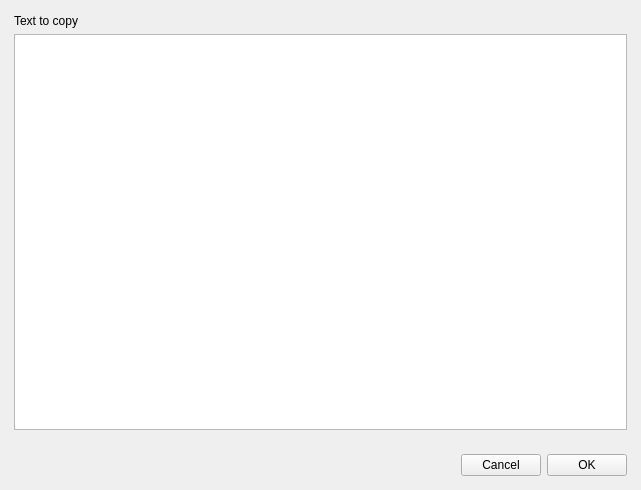
The window that wfnodeedit_dialog.ui (cplauncher/CPLauncher) describes before a commit, drawn with Qt 5.
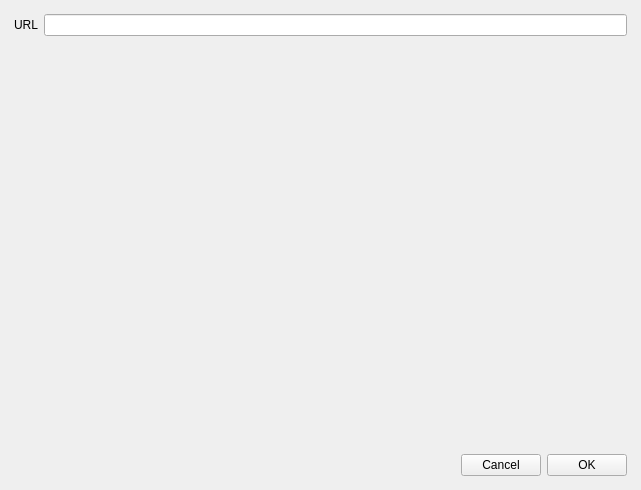
The same window after the commit. Custom widgets are drawn as their Qt base class.

Commit message: Added OpenUrl workflow node

The edit to the form file:
```diff
--- a/wfnodeedit_dialog.ui
+++ b/wfnodeedit_dialog.ui
@@ -38,7 +38,7 @@
       </sizepolicy>
      </property>
      <property name="currentIndex">
-      <number>7</number>
+      <number>8</number>
      </property>
      <widget class="QWidget" name="hotkeyPanel">
       <property name="sizePolicy">
@@ -350,6 +350,20 @@
        </item>
       </layout>
      </widget>
+     <widget class="QWidget" name="openUrlPanel">
+      <layout class="QFormLayout" name="formLayout_9">
+       <item row="0" column="0">
+        <widget class="QLabel" name="label_22">
+         <property name="text">
+          <string>URL</string>
+         </property>
+        </widget>
+       </item>
+       <item row="0" column="1">
+        <widget class="QLineEdit" name="openUrlEdit"/>
+       </item>
+      </layout>
+     </widget>
      <widget class="QWidget" name="extScriptPanel">
       <layout class="QFormLayout" name="formLayout_8">
        <item row="0" column="0">
```
The commit also changes 5 other files.
